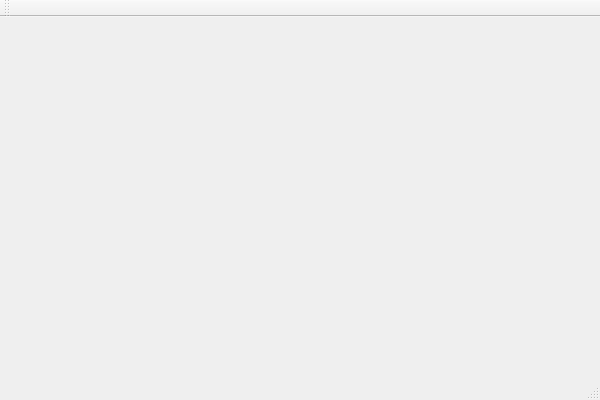
This is LoginPanel/loginpanel.ui in piotrst99/LoginPanel-Qt as Qt 5 draws it before an edit. The edited form follows.
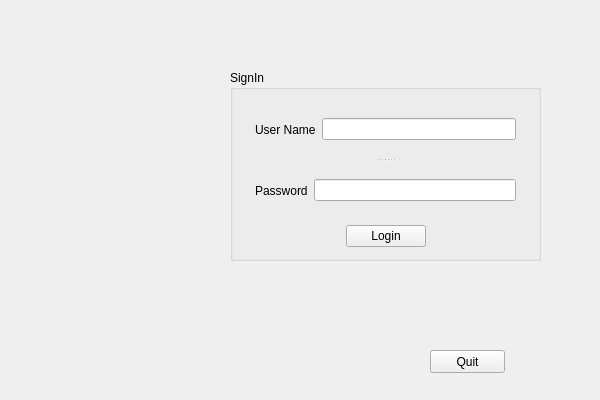
This is the edited form.

Patch:
```diff
--- a/LoginPanel/loginpanel.ui
+++ b/LoginPanel/loginpanel.ui
@@ -13,26 +13,126 @@
   <property name="windowTitle">
    <string>LoginPanel</string>
   </property>
-  <widget class="QWidget" name="centralWidget"/>
-  <widget class="QMenuBar" name="menuBar">
-   <property name="geometry">
-    <rect>
-     <x>0</x>
-     <y>0</y>
-     <width>600</width>
-     <height>21</height>
-    </rect>
-   </property>
+  <widget class="QWidget" name="centralWidget">
+   <widget class="QGroupBox" name="groupBox">
+    <property name="geometry">
+     <rect>
+      <x>230</x>
+      <y>70</y>
+      <width>311</width>
+      <height>191</height>
+     </rect>
+    </property>
+    <property name="title">
+     <string>SignIn</string>
+    </property>
+    <layout class="QVBoxLayout" name="verticalLayout">
+     <item>
+      <widget class="QSplitter" name="splitter">
+       <property name="orientation">
+        <enum>Qt::Vertical</enum>
+       </property>
+       <widget class="QWidget" name="layoutWidget">
+        <layout class="QHBoxLayout" name="horizontalLayout">
+         <item>
+          <widget class="QLabel" name="label">
+           <property name="text">
+            <string>User Name</string>
+           </property>
+          </widget>
+         </item>
+         <item>
+          <widget class="QLineEdit" name="loginTxt"/>
+         </item>
+        </layout>
+       </widget>
+       <widget class="QWidget" name="layoutWidget">
+        <layout class="QHBoxLayout" name="horizontalLayout_2">
+         <item>
+          <widget class="QLabel" name="label_2">
+           <property name="text">
+            <string>Password</string>
+           </property>
+          </widget>
+         </item>
+         <item>
+          <widget class="QLineEdit" name="passwordTxt">
+           <property name="text">
+            <string/>
+           </property>
+           <property name="echoMode">
+            <enum>QLineEdit::Password</enum>
+           </property>
+          </widget>
+         </item>
+        </layout>
+       </widget>
+      </widget>
+     </item>
+     <item>
+      <layout class="QHBoxLayout" name="horizontalLayout_4">
+       <item>
+        <spacer name="horizontalSpacer">
+         <property name="orientation">
+          <enum>Qt::Horizontal</enum>
+         </property>
+         <property name="sizeHint" stdset="0">
+          <size>
+           <width>98</width>
+           <height>20</height>
+          </size>
+         </property>
+        </spacer>
+       </item>
+       <item>
+        <widget class="QPushButton" name="loginButton">
+         <property name="text">
+          <string>Login</string>
+         </property>
+        </widget>
+       </item>
+       <item>
+        <spacer name="horizontalSpacer_2">
+         <property name="orientation">
+          <enum>Qt::Horizontal</enum>
+         </property>
+         <property name="sizeHint" stdset="0">
+          <size>
+           <width>98</width>
+           <height>20</height>
+          </size>
+         </property>
+        </spacer>
+       </item>
+      </layout>
+     </item>
+    </layout>
+   </widget>
+   <widget class="QPushButton" name="pushButton">
+    <property name="geometry">
+     <rect>
+      <x>430</x>
+      <y>350</y>
+      <width>75</width>
+      <height>23</height>
+     </rect>
+    </property>
+    <property name="text">
+     <string>Quit</string>
+    </property>
+   </widget>
+   <zorder>groupBox</zorder>
+   <zorder>loginButton</zorder>
+   <zorder>loginButton</zorder>
+   <zorder>splitter_3</zorder>
+   <zorder>splitter_3</zorder>
+   <zorder>horizontalSpacer</zorder>
+   <zorder>horizontalSpacer_2</zorder>
+   <zorder></zorder>
+   <zorder>horizontalSpacer_3</zorder>
+   <zorder>pushButton</zorder>
+   <zorder>pushButton</zorder>
   </widget>
-  <widget class="QToolBar" name="mainToolBar">
-   <attribute name="toolBarArea">
-    <enum>TopToolBarArea</enum>
-   </attribute>
-   <attribute name="toolBarBreak">
-    <bool>false</bool>
-   </attribute>
-  </widget>
-  <widget class="QStatusBar" name="statusBar"/>
  </widget>
  <layoutdefault spacing="6" margin="11"/>
  <resources>
```
